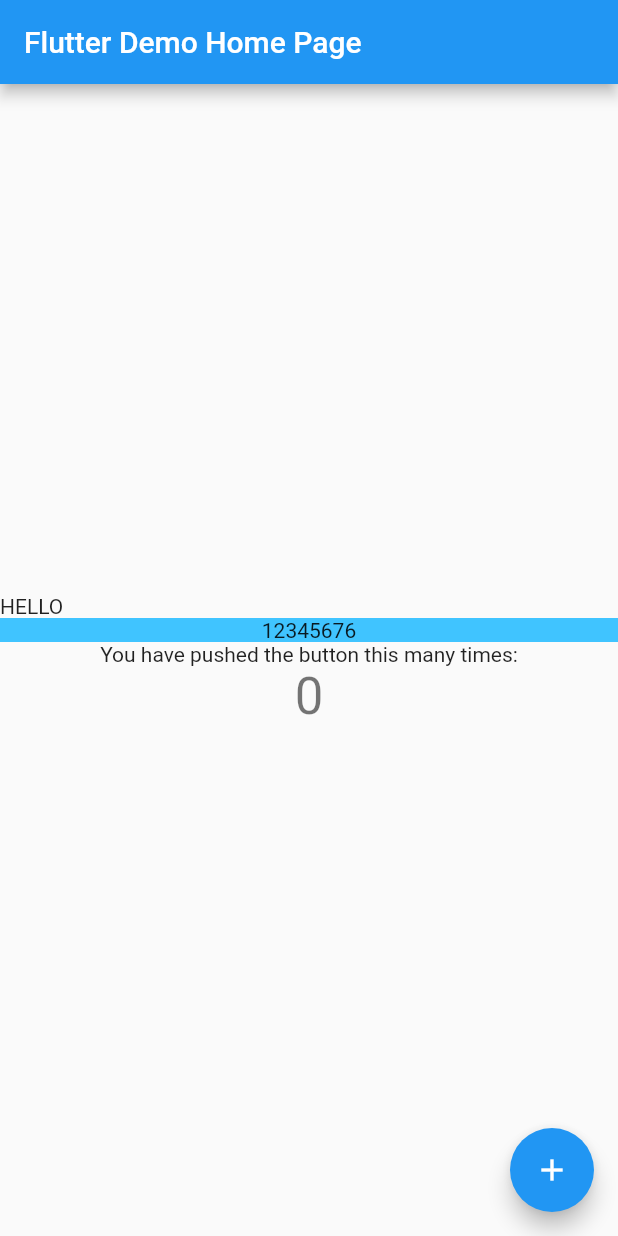
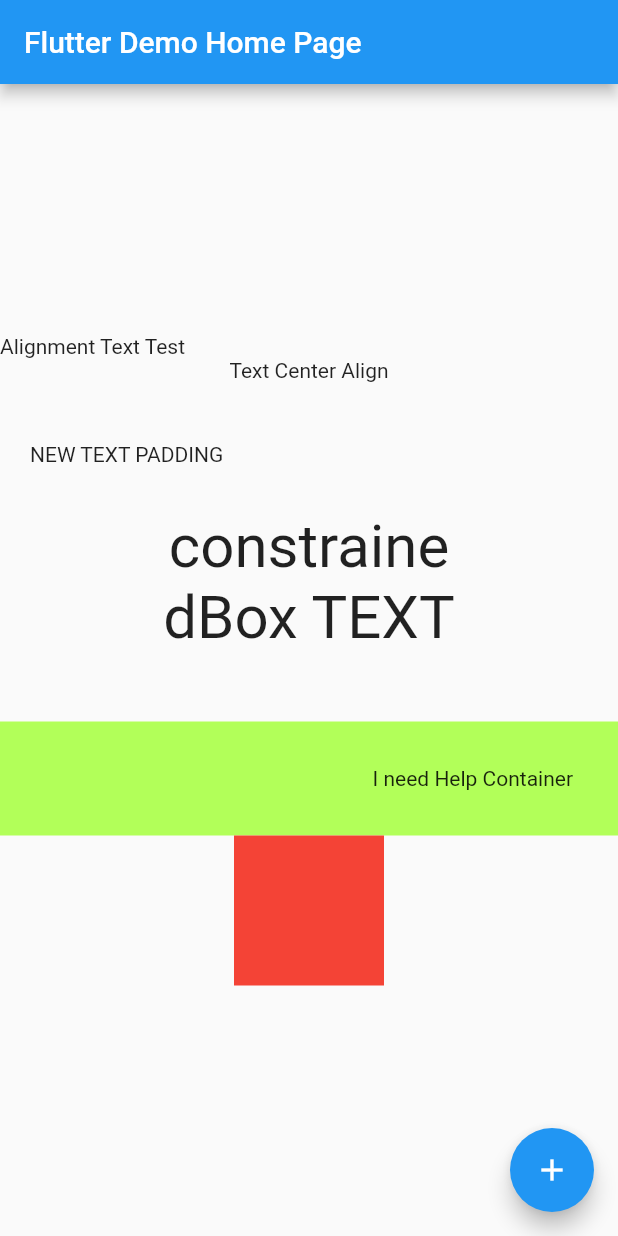
Before and after one commit to ALipovik/testapp0503, a Flutter app: the screen it shows after launch, on a phone screen of 412 x 824 dp. Run offline on Flutter 3.47's test engine with Material 2 defaults, Android fonts, the phone set to English and light mode, and no system bars.

Commit message:
Align,Center,Padding,ConstrainedBox,Container yes
Column i need help Wiget

```diff
--- a/lib/main.dart
+++ b/lib/main.dart
@@ -95,22 +95,56 @@ class _MyHomePageState extends State<MyHomePage> {
           // horizontal).
           mainAxisAlignment: MainAxisAlignment.center,
           children: <Widget>[
-            const Align(alignment: Alignment.centerLeft, child: Text('HELLO')),
+            const Align(
+                alignment: Alignment.centerLeft,
+                child: Text('Alignment Text Test')),
+            const Center(
+              child: Text(
+                'Text Center Align',
+                textDirection: TextDirection.rtl,
+              ),
+            ),
+            const Padding(
+              padding:
+                  EdgeInsets.only(top: 40, bottom: 30, left: 20, right: 20),
+              child: Align(
+                alignment: Alignment.bottomLeft,
+                child: Text(
+                  'NEW TEXT PADDING',
+                  textDirection: TextDirection.ltr,
+                ),
+              ),
+            ),
+            Center(
+              child: ConstrainedBox(
+                constraints: BoxConstraints.tightFor(width: 200, height: 100),
+                child: Text('constrainedBox TEXT',
+                    textDirection: TextDirection.ltr,
+                    textAlign: TextAlign.center,
+                    style: TextStyle(fontSize: 40)),
+              ),
+            ),
             Container(
-              color: Colors.lightBlueAccent,
-              alignment: Alignment.center,
-              child: const Text('12345676', textDirection: TextDirection.ltr),
+              color: Colors.lightGreenAccent,
+              alignment: Alignment.topRight,
+              padding: EdgeInsets.all(30),
+              margin: EdgeInsets.only(top: 40),
+              child: Text(
+                'I need Help Container',
+                textDirection: TextDirection.ltr,
+              ),
             ),
-            const Text(
-              'You have pushed the button this many times:',
-            ),
-            Text(
-              '$_counter',
-              style: Theme.of(context).textTheme.headline4,
-            ),
+            Container(
+                padding: EdgeInsets.all(50),
+                color: Colors.red,
+                child: Column(
+                  textDirection: TextDirection.ltr,
+                  crossAxisAlignment: CrossAxisAlignment.start,
+                )),
           ],
         ),
       ),
+
       floatingActionButton: FloatingActionButton(
         onPressed: _incrementCounter,
         tooltip: 'Increment',
```
